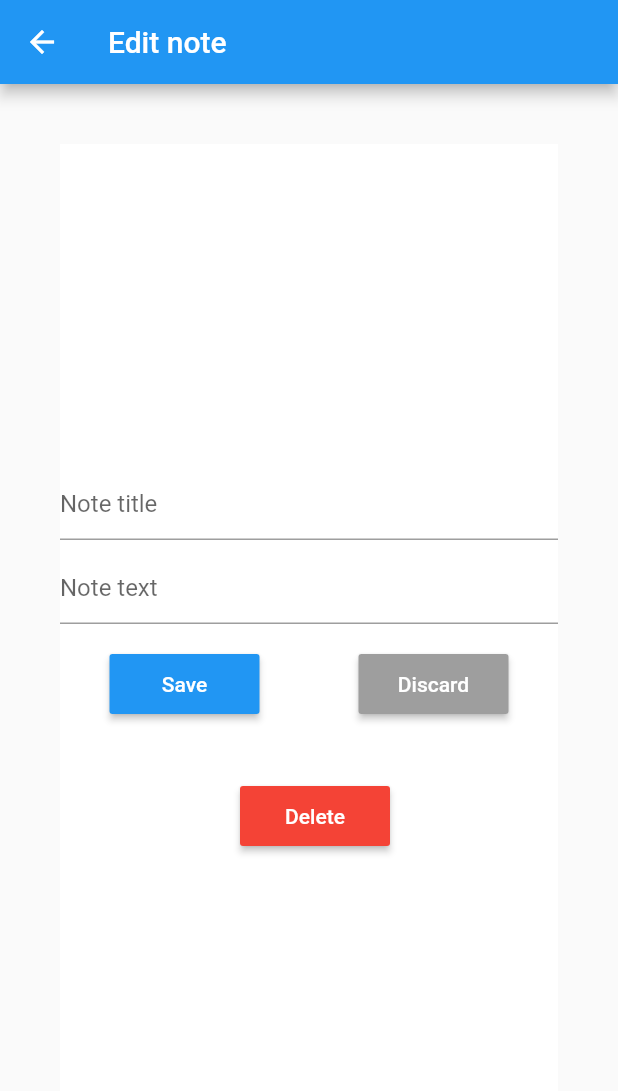
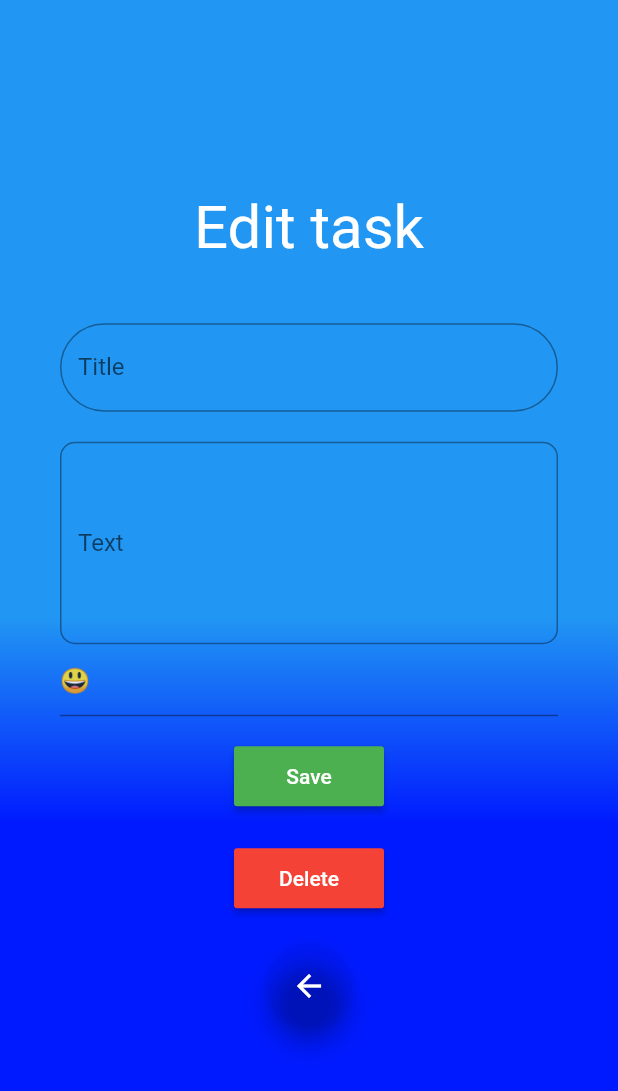
Before and after one commit to SazinSamin/colorpad, a Flutter app: the Note screen opened directly with empty values, on a phone screen of 412 x 824 dp. Shown: the top 1091 px of the screen. Run offline on Flutter 3.47's test engine with Material 2 defaults, Android fonts, the phone set to English and light mode, and no system bars; our stand-ins replace curved_navigation_bar, sqflite; accounts and stored records are empty.

```diff
--- a/lib/colors/colors.dart
+++ b/lib/colors/colors.dart
@@ -15,28 +15,52 @@ class ColorsLibrary {
   ];
 
 
-  static List<List<Color>> colorListsofLists = [
-    [Colors.lightBlue, Colors.purpleAccent],
-    [Colors.pink, Colors.yellow[900]],
-    [Colors.green, Colors.blue[900]],
-    [Colors.yellow, Colors.red[900]],
-    [Colors.purple, Colors.green[900]],
+
+  /*static List<List<Color>> colorListsofLists = [
+    [Colors.blue, Colors.lime],
     [Colors.amberAccent, Colors.purple[900]],
     [Colors.teal, Colors.orange[900]],
    [Colors.lime, Colors.pink[900] ],
+   [Colors.green, Colors.blue[900]],
+   [Colors.pink, Colors.yellow[900]],
+   [Colors.lightBlue, Colors.purpleAccent],
+   [Colors.yellow, Colors.red[900]],
+  ];*/
+
+  static List<Color> colorListsofLists = [
+    Color(0xff001AFF),
+    Color(0xffFF008A),
+    Colors.purple[500],
+    Colors.cyan[700],
+    Colors.deepOrange,
+    Colors.green[700]
   ];
-
 
 
   static List<Color> fontcolorLists = [
     Colors.white,
     Colors.white,
     Colors.white,
-    Colors.black,
+    Colors.white,
     Colors.white,
     Colors.white,
     Colors.white,
     Colors.white,
   ];
 
+
+  static List<Color> ListsOfShadowColor = [
+    Colors.blue,
+    Colors.pink[300],
+    Colors.purple[300],
+    Colors.cyan[300],
+    Colors.orange[500],
+    Colors.green[300]
+  ];
+
+
+  static List<dynamic> imogies = ["😀","😃","😄"
+    "😁", "😆", "😅","🤣","😂","🤩","😍","🥰","😇","😊","😉","🙃","😘","😗"
+  ];
+
 }
--- a/lib/main.dart
+++ b/lib/main.dart
@@ -1,6 +1,9 @@
 import 'package:colorpad/views/homepage.dart';
 import 'package:flutter/material.dart';
 
-void main()=>runApp(MaterialApp(debugShowCheckedModeBanner: false,
+void main()=>runApp(
+  MaterialApp(debugShowCheckedModeBanner: false,
+  theme: ThemeData(primaryColor: Colors.white),
+  color: Colors.red,
   home: NoteList(),
 ));
--- a/lib/views/addEdit.dart
+++ b/lib/views/addEdit.dart
@@ -1,10 +1,16 @@
+import 'package:colorpad/colors/colors.dart';
+import 'package:colorpad/views/about.dart';
+import 'package:colorpad/views/homepage.dart';
 import 'package:colorpad/widgets/widgets%20and%20navigations.dart';
+import 'package:curved_navigation_bar/curved_navigation_bar.dart';
 import 'package:flutter/material.dart';
 import 'package:colorpad/database/database.dart';
 
 enum NoteMode { Editing, Adding }
 
 class Note extends StatefulWidget {
+
+
   Function updateTaskList;
   final NoteMode noteMode;
   final Map<String, dynamic> note;
@@ -22,6 +28,21 @@ class Note extends StatefulWidget {
 }
 
 class NoteState extends State<Note> {
+
+
+
+    int imogiCount  = 0;
+    imogiCunter(){
+      imogiCount++;
+      if(imogiCount>ColorsLibrary.imogies.length){
+        imogiCount = 0;
+    }
+        return imogiCount;
+  }
+
+
+
+
   final TextEditingController _titleController = TextEditingController();
   final TextEditingController _textController = TextEditingController();
 
@@ -37,30 +58,59 @@ class NoteState extends State<Note> {
   @override
   Widget build(BuildContext context) {
     return Scaffold(
-      appBar: AppBar(
-        title:
-            Text(widget.noteMode == NoteMode.Adding ? 'Add note' : 'Edit note'),
+      body: SingleChildScrollView(
+              child: Container(
+                height: MediaQuery.of(context).size.height,
+          decoration: BoxDecoration(
+            gradient: LinearGradient(
+              begin: Alignment.bottomRight,
+              colors: [Color(0xff001AFF),Color(0xff001AFF),Color(0xff001AFF), Colors.blue])
           ),
-      body: Padding(
+          child: Padding(
             padding: const EdgeInsets.all(40.0),
-        child: Container(
-          color: Colors.white,
             child: Column(
               mainAxisAlignment: MainAxisAlignment.center,
               children: <Widget>[
+
+                AddeditNewNoteTextContainer(widget.noteMode),
+
                 TextField(
+                  style: TextStyle(color: Colors.white),
                   controller: _titleController,
-                decoration: InputDecoration(hintText: 'Note title'
-
+                  cursorColor: Colors.red,
+                  decoration:InputDecoration(
+                    labelText: "Title",
+                    border: OutlineInputBorder(
+                      borderRadius: BorderRadius.circular(100)),
+                      hintStyle: TextStyle(color: Colors.white),
+                    hintText: 'Note title'),
                 ),
-              ),
-              Container(
-                height: 8,
+                SizedBox(
+                  height: 20,
                 ),
                 TextField(
+                  style: TextStyle(color: Colors.white),
+                  keyboardType: TextInputType.multiline,
+                  maxLines: 5,
+                  cursorColor: Colors.red,
                   controller: _textController,
-                decoration: InputDecoration(hintText: 'Note text'),
+                  decoration: InputDecoration(
+                    labelText: "Text",
+                    focusColor: Colors.white,
+                    border: OutlineInputBorder(
+                      borderRadius: BorderRadius.circular(10)),
+                       hintStyle: TextStyle(color: Colors.white),
+                    hintText: 'Note text'),
                 ),
+
+
+              //Imogi textForm Field
+              TextFormField(
+                initialValue: ColorsLibrary.imogies[imogiCunter()],
+              ),
+
+
+
                 Container(
                   height: 16.0,
                 ),
@@ -70,7 +120,7 @@ class NoteState extends State<Note> {
 
 
 
-                  _NoteButton('Save', Colors.blue, () async {
+                    _NoteButton('Save', Colors.green, () async {
                       final title = _titleController.text;
                       final text = _textController.text;
 
@@ -90,32 +140,39 @@ class NoteState extends State<Note> {
 
 
                       widget.updateTaskList();
-                    Navigation.navigateToBack(context);
+                      Navigator.push(context, MaterialPageRoute(builder: (context)=> NoteList()));
                     }),
 
 
 
-                  Container(
+                    /*Container(
                       height: 16.0,
                     ),
                     _NoteButton('Discard', Colors.grey, () {
                       Navigation.navigateToBack(context);
-                  }),
+                    }),*/
 
                   ],
                 ),
-              SizedBox(height: 40,),
+                SizedBox(height: 20,),
                  widget.noteMode == NoteMode.Editing
-                      ? Padding(
-                          padding: const EdgeInsets.only(left: 8.0),
-                          child: _NoteButton('Delete', Colors.red, () async {
+                        ? _NoteButton('Delete', Colors.red, () async {
                           await NoteProvider.deleteNote(widget.note['id']);
                           widget.updateTaskList();
-                            Navigator.pop(context);
-                          }),
-                        )
-                      : Container()
+                          Navigation.navigateToBack(context);
+                        })
+                        : Container(),
+                        Padding(padding: EdgeInsets.all(20),
+                        child: FloatingActionButton(
+                          child: Icon(Icons.arrow_back_sharp,),
+                          backgroundColor: Colors.transparent,
+                          onPressed: (){
+                            widget.updateTaskList();
+                            Navigator.push(context, MaterialPageRoute(builder: (context)=> NoteList()));
+                          },
+                        ),)
               ],
+            ),
           ),
         ),
       ),
--- a/lib/widgets/widgets and navigations.dart
+++ b/lib/widgets/widgets and navigations.dart
@@ -10,13 +10,22 @@ class CustomCard extends StatelessWidget {
   @override
   Widget build(BuildContext context) {
     return Padding(
-      padding: EdgeInsets.fromLTRB(10, 0, 10, 7),
+      padding: EdgeInsets.fromLTRB(20, 7.5, 20, 20),
           child: Container(
             decoration: BoxDecoration(
-              borderRadius: BorderRadius.circular(60),
-              gradient: LinearGradient(
-                colors: ColorsLibrary.colorListsofLists[index % ColorsLibrary.colorListsofLists.length],
-              )
+                           color: ColorsLibrary.colorListsofLists[index % ColorsLibrary.colorListsofLists.length],
+              boxShadow: [
+                BoxShadow(
+                    color: ColorsLibrary.ListsOfShadowColor[index % ColorsLibrary.ListsOfShadowColor.length],
+                    offset: Offset(0.0, 10.0), //(x,y)
+                    blurRadius: 5.0,
+                  ),
+              ],
+
+              borderRadius: BorderRadius.circular(20),
+             /* gradient: LinearGradient(
+
+              )*/
             ),
         //color: ColorsLibrary.colorLists[index % ColorsLibrary.colorLists.length],
         child: Padding(
@@ -24,12 +33,12 @@ class CustomCard extends StatelessWidget {
           child: Column(
             crossAxisAlignment: CrossAxisAlignment.start,
             children: <Widget>[
-              Center(child: _NoteTitle(notes[index]['id'].toString(), ColorsLibrary.fontcolorLists [index % ColorsLibrary.fontcolorLists.length])),
+              //Center(child: _NoteTitle(notes[index]['id'].toString(), ColorsLibrary.fontcolorLists [index % ColorsLibrary.fontcolorLists.length])),
               Center(child: _NoteTitle(notes[index]['title'], ColorsLibrary.fontcolorLists [index % ColorsLibrary.fontcolorLists.length])),
               Container(
                 height: 4,
               ),
-              Center(child: _NoteText(notes[index]['text'], ColorsLibrary.fontcolorLists [index % ColorsLibrary.fontcolorLists.length]))
+              notes[index]['text'] == "" ? Container() : Center(child: _NoteText(notes[index]['text'], ColorsLibrary.fontcolorLists [index % ColorsLibrary.fontcolorLists.length])),
             ],
           ),
         ),
@@ -93,17 +102,45 @@ class Navigation{
 class PadHeader extends StatelessWidget {
   @override
   Widget build(BuildContext context) {
-    return Container(
-      color: Color(0xff3A4166),
-     /*decoration: BoxDecoration(
-
-       gradient: LinearGradient(
-         //colors: [Colors.lightBlueAccent,Colors.blueAccent]
-       )
-     ),*/
+    return Stack(
+      children: [
+        Container(
+     decoration: BoxDecoration(
+       borderRadius: BorderRadius.vertical(top: Radius.zero, bottom: Radius.circular(40)),
+       color: Color(0xff001AFF),
+       boxShadow: [
+         BoxShadow(
+           color: Colors.blue,
+                    offset: Offset(1.0, 10.0), //(x,y)
+                    blurRadius: 19.0,
+         )
+       ]
+     ),
       width: MediaQuery.of(context).size.width,
-      height: MediaQuery.of(context).size.height/5.5,
-        child: Center(child: Text("Color Pad", style: TextStyle(color: Colors.white, fontSize: 70),),),
-      );
+      height: MediaQuery.of(context).size.height/3.5,
+        child: Center(child: Text("Color Pad", style: TextStyle(color: Colors.white, fontSize:MediaQuery.of(context).size.height/11),),),
+      )
+      ],
+    );
   }
 }
+
+
+
+
+class AddeditNewNoteTextContainer extends StatelessWidget {
+
+  NoteMode noteMode;
+
+  AddeditNewNoteTextContainer(this.noteMode);
+
+  @override
+  Widget build(BuildContext context) {
+    return Padding(
+                padding: const EdgeInsets.fromLTRB(5, 10, 5, 40),
+                child: noteMode == NoteMode.Adding ?
+                Center(child: Text("Add new task", style: TextStyle(fontSize: 40, color: Colors.white),)) :
+                Center(child: Text("Edit task", style: TextStyle(fontSize: 40, color: Colors.white))),
+              );
+  }
+}
--- a/pubspec.yaml
+++ b/pubspec.yaml
@@ -25,6 +25,7 @@ dependencies:
     sdk: flutter
   sqflite: ^2.0.0+3
   curved_navigation_bar: ^0.3.7
+  url_launcher: ^6.0.3
 
 
   # The following adds the Cupertino Icons font to your application.
```
Also changed, not shown: lib/views/about.dart (added, +69 -0 lines), lib/views/homepage.dart (+66 -29 lines), lib/views/nodata.dart (added, +15 -0 lines), lib/welcomPage/welcomepage.dart (+4 -3 lines), pubspec.lock, 7 other files. Lines whose indentation alone changed are shown as unchanged.
